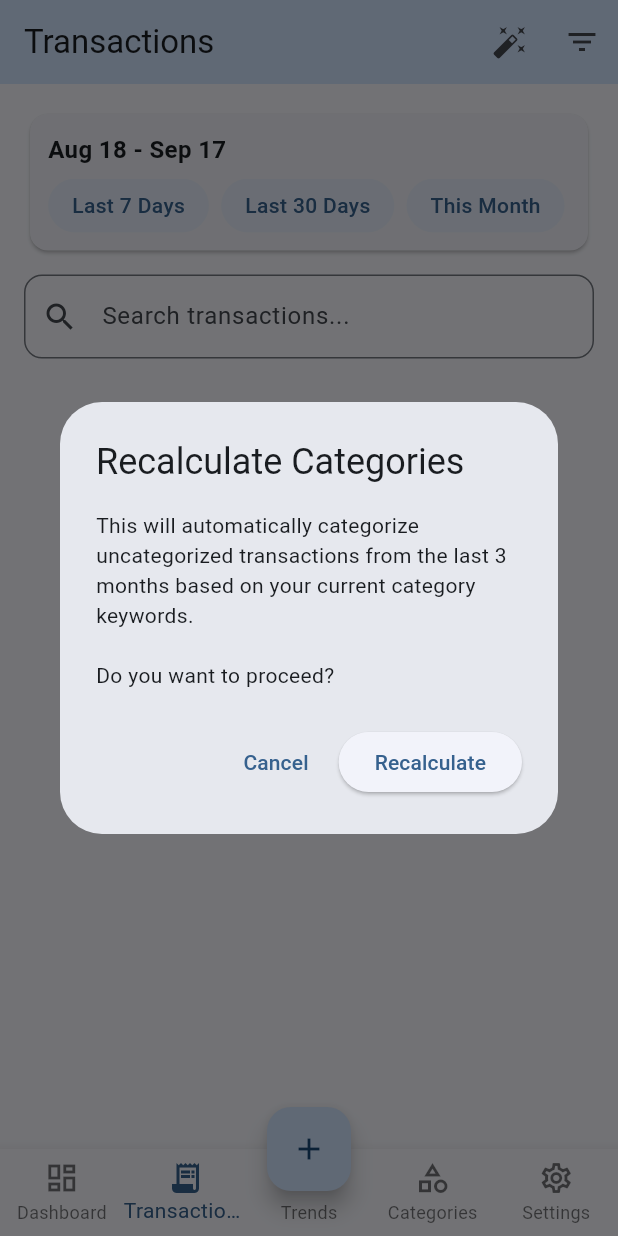
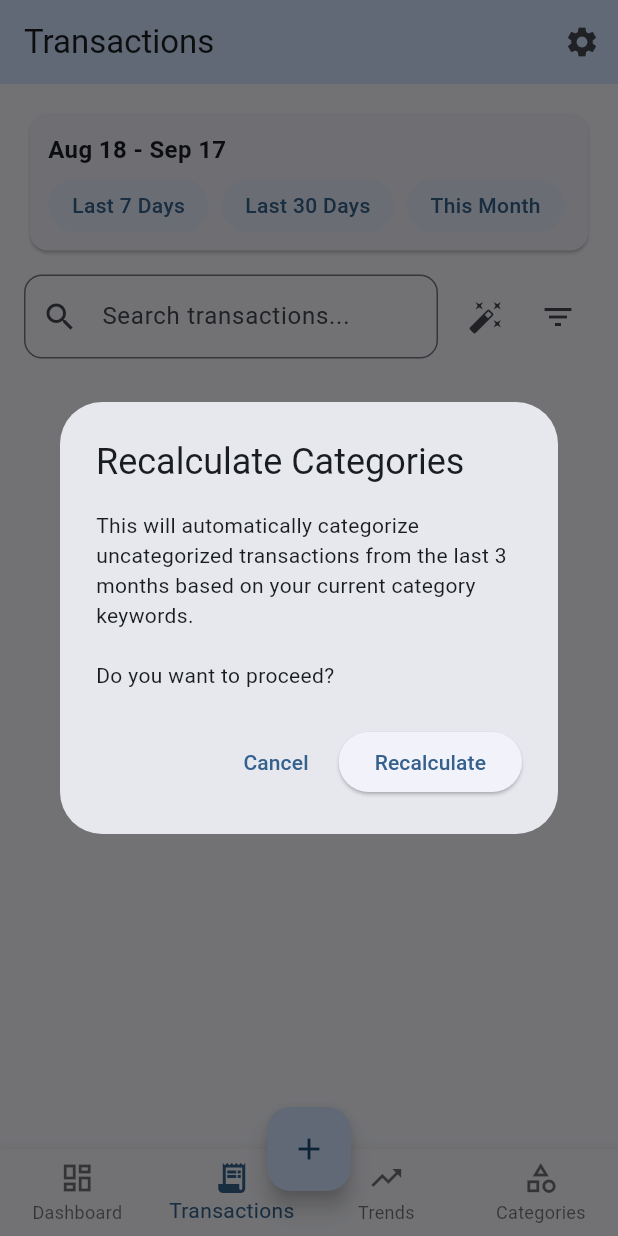
Before and after one commit to EHCOR/budget, a Flutter app: the screen it shows after launch, item 2 of the bottom bar chosen, after a tap on the "auto fix high" icon, on a phone screen of 412 x 824 dp. Run offline on Flutter 3.47's test engine with Material 3 defaults, Android fonts, the phone set to English and light mode, and no system bars; our stand-ins replace csv, file_picker, fl_chart, shared_preferences.

Commit message:
Moved Settings button

```diff
--- a/lib/screens/categories_page.dart
+++ b/lib/screens/categories_page.dart
@@ -3,6 +3,7 @@ import 'package:flutter/material.dart';
 import 'package:provider/provider.dart';
 import '../providers/transaction_provider.dart';
 import '../models/category.dart';
+import 'settings_page.dart';
 
 class CategoriesPage extends StatelessWidget {
   const CategoriesPage({super.key});
@@ -181,12 +182,28 @@ class CategoriesPage extends StatelessWidget {
   Widget build(BuildContext context) {
     return Scaffold(
       appBar: AppBar(
-        title: const Text('Categories'),
+        title: Row(
+          children: [
+            const Text('Categories'),
+            const SizedBox(width: 8),
+            IconButton(
+              icon: const Icon(Icons.add),
+              onPressed: () => _showAddCategoryDialog(context),
+              tooltip: 'Add Category',
+            ),
+          ],
+        ),
         backgroundColor: Theme.of(context).colorScheme.primaryContainer,
         actions: [
           IconButton(
-            icon: const Icon(Icons.add),
-            onPressed: () => _showAddCategoryDialog(context),
+            icon: const Icon(Icons.settings),
+            onPressed: () {
+              Navigator.push(
+                context,
+                MaterialPageRoute(builder: (context) => const SettingsPage()),
+              );
+            },
+            tooltip: 'Settings',
           ),
         ],
       ),
--- a/lib/screens/dashboard_page.dart
+++ b/lib/screens/dashboard_page.dart
@@ -7,6 +7,7 @@ import '../providers/transaction_provider.dart';
 import '../models/transaction.dart';
 import '../widgets/date_range_selector.dart';
 import '../widgets/transaction_details_popup.dart';
+import 'settings_page.dart';
 
 class DashboardPage extends StatefulWidget {
   const DashboardPage({super.key});
@@ -33,6 +34,18 @@ class _DashboardPageState extends State<DashboardPage> {
       appBar: AppBar(
         title: const Text('Dashboard'),
         backgroundColor: Theme.of(context).colorScheme.primaryContainer,
+        actions: [
+          IconButton(
+            icon: const Icon(Icons.settings),
+            onPressed: () {
+              Navigator.push(
+                context,
+                MaterialPageRoute(builder: (context) => const SettingsPage()),
+              );
+            },
+            tooltip: 'Settings',
+          ),
+        ],
       ),
       body: Consumer<TransactionProvider>(
         builder: (context, provider, child) {
--- a/lib/screens/home_page.dart
+++ b/lib/screens/home_page.dart
@@ -29,7 +29,6 @@ class _HomePageState extends State<HomePage> {
     const TransactionsPage(),
     const TrendsPage(),
     const CategoriesPage(),
-    const SettingsPage(),
   ];
 
   final List<String> _titles = [
@@ -37,7 +36,6 @@ class _HomePageState extends State<HomePage> {
     'Transactions',
     'Trends',
     'Categories',
-    'Settings',
   ];
 
   @override
@@ -75,11 +73,6 @@ class _HomePageState extends State<HomePage> {
             icon: Icon(Icons.category_outlined),
             activeIcon: Icon(Icons.category),
             label: 'Categories',
-          ),
-          BottomNavigationBarItem(
-            icon: Icon(Icons.settings_outlined),
-            activeIcon: Icon(Icons.settings),
-            label: 'Settings',
           ),
         ],
       ),
--- a/lib/screens/transactions_page.dart
+++ b/lib/screens/transactions_page.dart
@@ -6,6 +6,7 @@ import '../providers/transaction_provider.dart';
 import '../models/transaction.dart';
 import '../widgets/date_range_selector.dart';
 import '../widgets/transaction_details_popup.dart';
+import 'settings_page.dart';
 
 class TransactionsPage extends StatefulWidget {
   const TransactionsPage({super.key});
@@ -34,13 +35,14 @@ class _TransactionsPageState extends State<TransactionsPage> {
         backgroundColor: Theme.of(context).colorScheme.primaryContainer,
         actions: [
           IconButton(
-            icon: const Icon(Icons.auto_fix_high),
-            onPressed: () => _showRecalculateDialog(context),
-            tooltip: 'Recalculate Categories',
-          ),
-          IconButton(
-            icon: const Icon(Icons.filter_list),
-            onPressed: _showFilterSheet,
+            icon: const Icon(Icons.settings),
+            onPressed: () {
+              Navigator.push(
+                context,
+                MaterialPageRoute(builder: (context) => const SettingsPage()),
+              );
+            },
+            tooltip: 'Settings',
           ),
         ],
       ),
@@ -57,8 +59,11 @@ class _TransactionsPageState extends State<TransactionsPage> {
                     const DateRangeSelector(),
                     const SizedBox(height: 12),
 
-                    // Search bar
-                    TextField(
+                    // Search bar with action buttons
+                    Row(
+                      children: [
+                        Expanded(
+                          child: TextField(
                             controller: _searchController,
                             decoration: InputDecoration(
                               hintText: 'Search transactions...',
@@ -77,6 +82,20 @@ class _TransactionsPageState extends State<TransactionsPage> {
                               ),
                             ),
                             onChanged: (value) => setState(() => _searchQuery = value.toLowerCase()),
+                          ),
+                        ),
+                        const SizedBox(width: 8),
+                        IconButton(
+                          icon: const Icon(Icons.auto_fix_high),
+                          onPressed: () => _showRecalculateDialog(context),
+                          tooltip: 'Recalculate Categories',
+                        ),
+                        IconButton(
+                          icon: const Icon(Icons.filter_list),
+                          onPressed: _showFilterSheet,
+                          tooltip: 'Filter',
+                        ),
+                      ],
                     ),
 
                     // Active filters
--- a/lib/screens/trends_page.dart
+++ b/lib/screens/trends_page.dart
@@ -4,6 +4,7 @@ import 'package:provider/provider.dart';
 import '../providers/transaction_provider.dart';
 import '../widgets/trends/monthly_category_chart.dart';
 import '../widgets/date_range_selector.dart';
+import 'settings_page.dart';
 
 class TrendsPage extends StatefulWidget {
   const TrendsPage({super.key});
@@ -21,6 +22,18 @@ class _TrendsPageState extends State<TrendsPage> {
       appBar: AppBar(
         title: const Text('Trends'),
         backgroundColor: Theme.of(context).colorScheme.primaryContainer,
+        actions: [
+          IconButton(
+            icon: const Icon(Icons.settings),
+            onPressed: () {
+              Navigator.push(
+                context,
+                MaterialPageRoute(builder: (context) => const SettingsPage()),
+              );
+            },
+            tooltip: 'Settings',
+          ),
+        ],
       ),
       body: MouseRegion(
         onHover: (event) {
```
Lines whose indentation alone changed are shown as unchanged.
